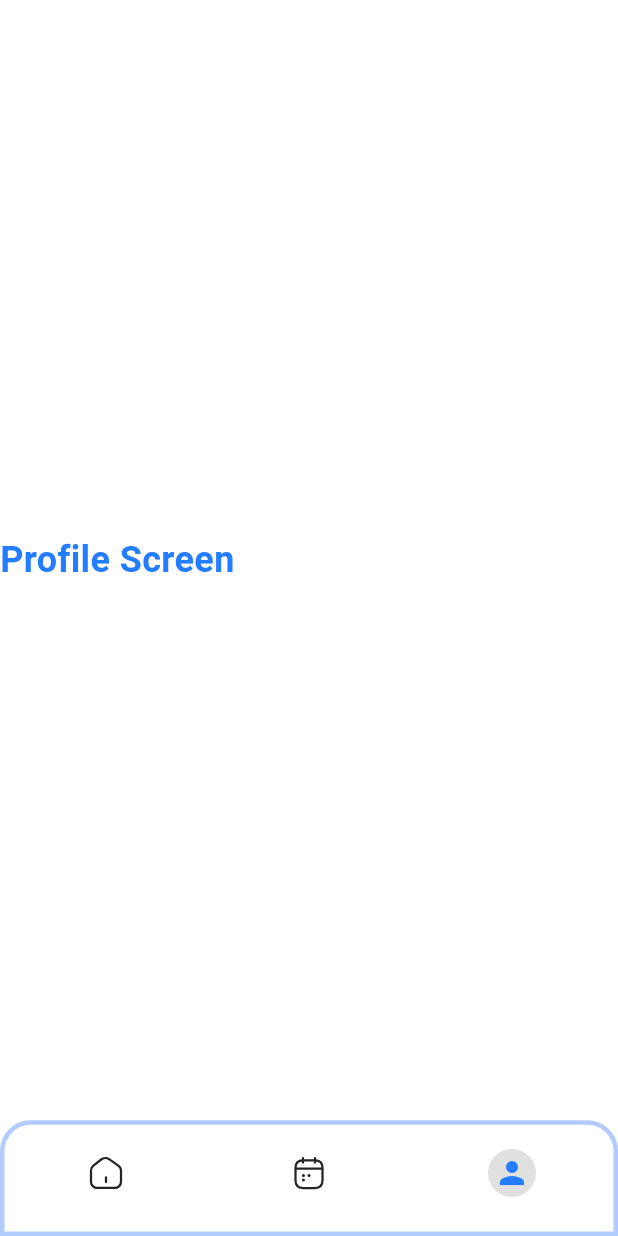
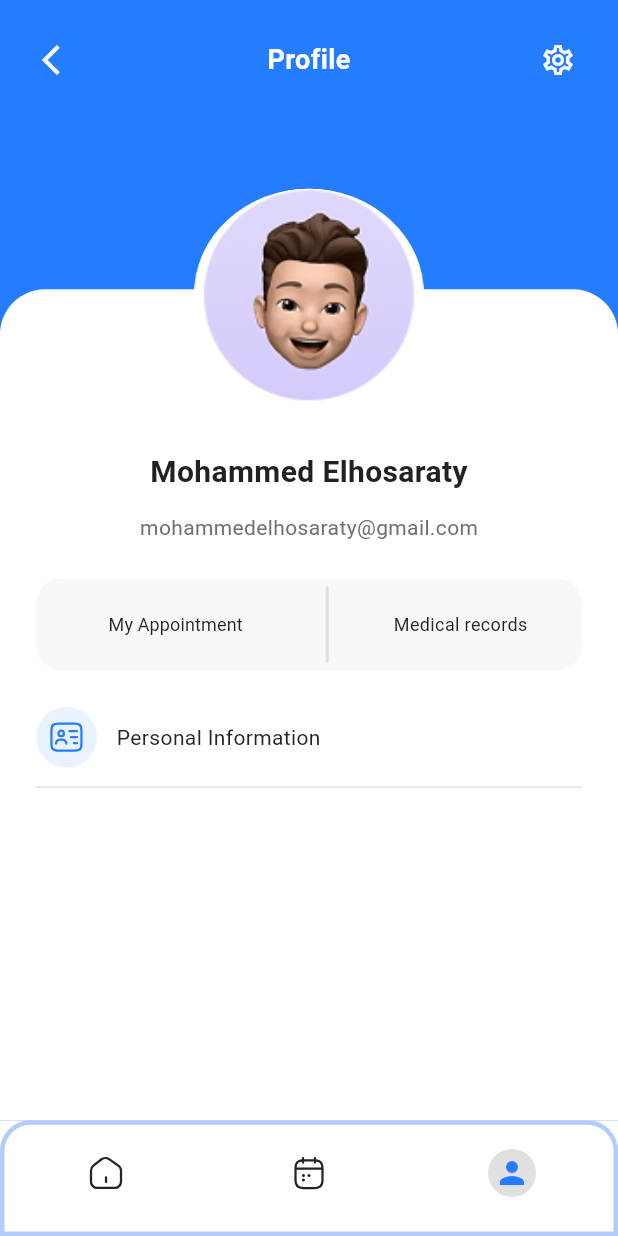
Before and after one commit to MohamedElhosaraty/doclinic, a Flutter app: the MainScreen screen opened by its route, item 3 of the bottom bar chosen, on a phone screen of 412 x 824 dp. Run offline on Flutter 3.47's test engine with Material 3 defaults, Android fonts, the phone set to English and light mode, and no system bars; our stand-ins replace cached_network_image, dartz, date_picker_timeline, dio, equatable, flutter_bloc and 9 more; accounts and stored records are empty; network calls fail.

Commit message:
create profile_screen

```diff
--- a/lib/core/routing/app_router.dart
+++ b/lib/core/routing/app_router.dart
@@ -13,6 +13,8 @@ import '../../feature/home/presentation/pages/details_doctor_screen.dart';
 import '../../feature/home/presentation/pages/doctor_speciality_screen.dart';
 import '../../feature/home/presentation/pages/recommendation_doctor_screen.dart';
 import '../../feature/main_screen/presentation/pages/main_screen.dart';
+import '../../feature/my_appointment/presentation/cubit/my_appointment_cubit.dart';
+import '../../feature/my_appointment/presentation/pages/my_appointment_screen.dart';
 import '../../feature/onboarding/pages/onboarding_screen.dart';
 import '../di/dependency_injection.dart';
 
@@ -40,10 +42,7 @@ class AppRouter {
         );
 
       case Routes.mainScreen:
-        return MaterialPageRoute(
-          builder:
-              (_) => const MainScreen(),
-        );
+        return MaterialPageRoute(builder: (_) => const MainScreen());
 
       case Routes.recommendationDoctorScreen:
         final args = settings.arguments as Map<String, dynamic>;
@@ -67,9 +66,12 @@ class AppRouter {
         );
 
       case Routes.bookAppointmentScreen:
-        return MaterialPageRoute(builder: (_) =>  BookAppointmentScreen(
+        return MaterialPageRoute(
+          builder:
+              (_) => BookAppointmentScreen(
                 doctorList: settings.arguments as DoctorListEntity,
-        ));
+              ),
+        );
 
       case Routes.bookDetailsScreen:
         final args = settings.arguments as Map<String, dynamic>;
@@ -85,6 +87,18 @@ class AppRouter {
               ),
         );
 
+      case Routes.myAppointmentScreen:
+        return MaterialPageRoute(
+          builder:
+              (_) => Material(
+                child: BlocProvider(
+                  create:
+                      (context) =>
+                          getIt<MyAppointmentCubit>()..getMyAppointments(),
+                  child: MyAppointmentScreen(),
+                ),
+              ),
+        );
     }
     return null;
   }
--- a/lib/core/routing/routes.dart
+++ b/lib/core/routing/routes.dart
@@ -9,5 +9,6 @@ class Routes {
   static const String bookAppointmentScreen = '/bookAppointmentScreen';
   static const String bookDetailsScreen = '/bookDetailsScreen';
   static const String mainScreen = '/mainScreen';
+  static const String myAppointmentScreen = '/myAppointmentScreen';
 
 }
--- a/lib/core/theming/app_colors.dart
+++ b/lib/core/theming/app_colors.dart
@@ -18,6 +18,7 @@ class AppColors {
   static const Color moreLightBlue = Color(0xFFEAF2FF);
   static const Color black = Color(0xFF212121);
   static const Color red = Color(0xFFFF4C5E);
+  static const Color moreLight = Color(0xFFF8F8F8);
 
 
   static const Color lightBlue700 = Color(0xFFB2CCFF);
--- a/lib/core/theming/app_text_styles.dart
+++ b/lib/core/theming/app_text_styles.dart
@@ -111,6 +111,12 @@ class AppTextStyles {
     fontStyle: FontStyle.normal,
     context: context,
   );
+  static TextStyle font20SemiBold(BuildContext context) => baseStyle(
+    fontWeight: AppFontWeights.fontWeightSemiBold,
+    fontSize: AppTextSizes.fontSize20,
+    fontStyle: FontStyle.normal,
+    context: context,
+  );
 
 
   static TextStyle font13Regular(BuildContext context) => baseStyle(
--- a/lib/feature/my_appointment/presentation/widget/custom_upcoming_item.dart
+++ b/lib/feature/my_appointment/presentation/widget/custom_upcoming_item.dart
@@ -162,7 +162,7 @@ class CustomUpcomingItem extends StatelessWidget {
                     );
                   },
                   text: "Complete Appointment",
-                  textStyle: AppTextStyles.font14Medium(
+                  textStyle: AppTextStyles.font12Medium(
                     context,
                   ).copyWith(color: AppColors.background),
                 ),
--- a/lib/feature/profile_screen/presentation/pages/profile_screen.dart
+++ b/lib/feature/profile_screen/presentation/pages/profile_screen.dart
@@ -1,6 +1,9 @@
+import 'package:doclinic/feature/profile_screen/presentation/widget/custom_profile_body.dart';
 import 'package:flutter/material.dart';
+import 'package:flutter_screenutil/flutter_screenutil.dart';
 
-import '../../../../core/theming/app_text_styles.dart';
+import '../../../../core/theming/app_colors.dart';
+import '../widget/custom_profile_app_bar.dart';
 
 class ProfileScreen extends StatelessWidget {
   const ProfileScreen({super.key});
@@ -8,12 +11,38 @@ class ProfileScreen extends StatelessWidget {
   @override
   Widget build(BuildContext context) {
     return SafeArea(
-        child: Column(
-          mainAxisAlignment: MainAxisAlignment.center,
-          crossAxisAlignment: CrossAxisAlignment.center,
-          children: [
-            Text("Profile Screen",style: AppTextStyles.font24Bold(context),),
-          ],
-        ));
+        child: Container(
+          color: AppColors.primaryColor,
+          child: Stack(
+            children: [
+              Positioned(
+                  top: 0,
+                  left: 0,
+                  right: 0,
+                  child: CustomProfileAppBar()),
+              Positioned(
+                top:  190.h,
+                left: 0,
+                right: 0,
+                bottom: 0,
+                child: Container(
+                  decoration: const BoxDecoration(
+                    color: AppColors.background,
+                    borderRadius: BorderRadius.only(topLeft: Radius.circular(30),topRight: Radius.circular(30),),
+                  ),
+                ),
+              ),
+              Positioned(
+                    top: 90.h,
+                    left: 0,
+                    right: 0,
+                    bottom: 0,
+                    child: CustomProfileBody(),
+                  ),
+
+            ],
+          ),
+        ),
+    );
   }
 }
--- /dev/null
+++ b/lib/feature/profile_screen/presentation/widget/custom_profile_app_bar.dart
@@ -0,0 +1,31 @@
+import 'package:doclinic/core/helpers/extensions.dart';
+import 'package:flutter/material.dart';
+
+import '../../../../core/theming/app_colors.dart';
+import '../../../../core/theming/app_text_styles.dart';
+
+class CustomProfileAppBar extends StatelessWidget {
+  const CustomProfileAppBar({super.key});
+
+  @override
+  Widget build(BuildContext context) {
+    return Padding(
+      padding: const EdgeInsets.only(top: 16.0,left: 16 ,right: 16),
+      child: Row(
+        mainAxisAlignment: MainAxisAlignment.spaceBetween,
+        children: [
+          IconButton(
+              onPressed: () {
+                context.pop;
+              },
+              icon: const Icon(Icons.arrow_back_ios,color: AppColors.background,)),
+          Text(
+            "Profile", style: AppTextStyles.font18SemiBold(context).copyWith(color: AppColors.background),),
+          IconButton(
+              onPressed: () {},
+              icon: const Icon(Icons.settings_outlined,color: AppColors.background,)),
+        ],
+      ),
+    );
+  }
+}
--- /dev/null
+++ b/lib/feature/profile_screen/presentation/widget/custom_profile_body.dart
@@ -0,0 +1,124 @@
+import 'package:doclinic/core/helpers/extensions.dart';
+import 'package:flutter/material.dart';
+import 'package:flutter_screenutil/flutter_screenutil.dart';
+import 'package:flutter_svg/flutter_svg.dart';
+
+import '../../../../core/routing/routes.dart';
+import '../../../../core/theming/app_colors.dart';
+import '../../../../core/theming/app_text_styles.dart';
+import '../../../../generated/assets.dart';
+
+class CustomProfileBody extends StatelessWidget {
+  const CustomProfileBody({super.key});
+
+  @override
+  Widget build(BuildContext context) {
+    return Padding(
+      padding: const EdgeInsets.symmetric(horizontal: 24.0),
+      child: Column(
+        crossAxisAlignment: CrossAxisAlignment.center,
+        children: [
+          34.verticalSpace,
+          Container(
+            width: 140.w,
+            height: 140.h,
+            decoration: BoxDecoration(
+              shape: BoxShape.circle,
+              color: AppColors.background,
+            ),
+            child: Container(
+              width: 120.w,
+              height: 120.h,
+              decoration: BoxDecoration(
+                shape: BoxShape.circle,
+                color: AppColors.background,
+              ),
+              child: ClipOval(
+                child: Image.asset(
+                  Assets.imagesProfile,
+                  fit: BoxFit.cover,
+                ),
+              ),
+            ),
+          ),
+          32.verticalSpace,
+          Text(
+            "Mohammed Elhosaraty",
+            style: AppTextStyles.font20SemiBold(context).copyWith(
+              color: AppColors.black,
+            ),
+          ),
+          12.verticalSpace,
+          Text(
+            "mohammedelhosaraty@gmail.com",
+            style: AppTextStyles.font14Regular(context).copyWith(
+              color: AppColors.moreGrey,
+            ),
+          ),
+          24.verticalSpace,
+          Container(
+            height: 60.h,
+            decoration: BoxDecoration(
+              borderRadius: BorderRadius.circular(16.r),
+              color: AppColors.moreLight,
+            ),
+            child: Row(
+              mainAxisAlignment: MainAxisAlignment.spaceEvenly,
+              children: [
+                TextButton(
+                  onPressed: () {
+                    context.pushNamed(Routes.myAppointmentScreen);
+                  },
+                  child: Text(
+                    "My Appointment",
+                    style: AppTextStyles.font12Regular(context).copyWith(
+                      color: AppColors.dartBlue,
+                    ),
+                  ),
+                ),
+                Padding(
+                  padding: const EdgeInsets.symmetric(vertical: 5.0),
+                  child: VerticalDivider(
+                    color: AppColors.grey300,
+                    thickness: 2,
+                  ),
+                ),
+
+                Text(
+                  "Medical records",
+                  style: AppTextStyles.font12Regular(context).copyWith(
+                    color: AppColors.dartBlue,
+                  ),
+                ),
+              ],
+            ),
+          ),
+          24.verticalSpace,
+          Row(
+            children: [
+              CircleAvatar(
+                radius: 20.r,
+                backgroundColor: AppColors.moreLightBlue,
+                child: SvgPicture.asset(
+                  Assets.svgsPersonalInformation,
+                ),
+              ),
+              12.horizontalSpace,
+              Text(
+                "Personal Information",
+                style: AppTextStyles.font14Regular(context).copyWith(
+                  color: AppColors.dartBlue,
+                ),
+              ),
+            ],
+          ),
+          5.verticalSpace,
+          Divider(
+            color: AppColors.grey300,
+            thickness: 1,
+          ),
+        ],
+      ),
+    );
+  }
+}
```
Also changed, not shown: assets/images/profile.png (added), assets/svgs/personal_information.svg (added), lib/generated/assets.dart. Lines whose indentation alone changed are shown as unchanged.
